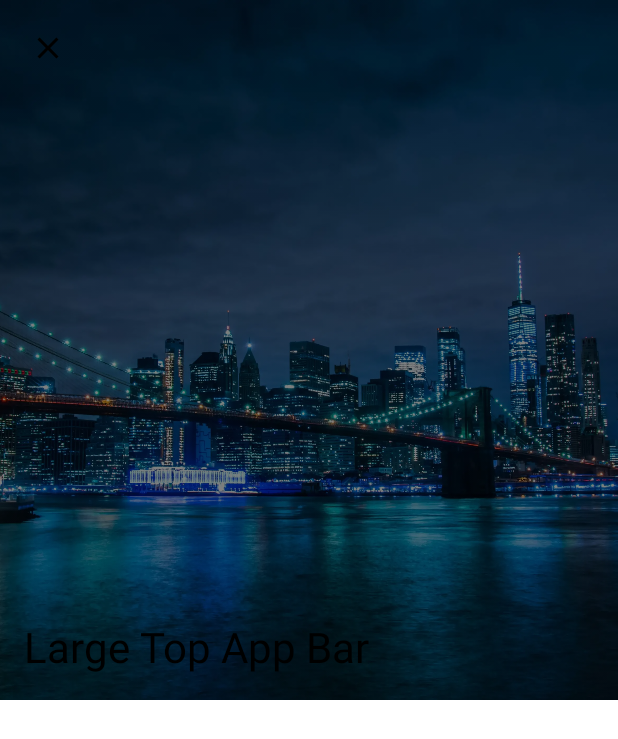
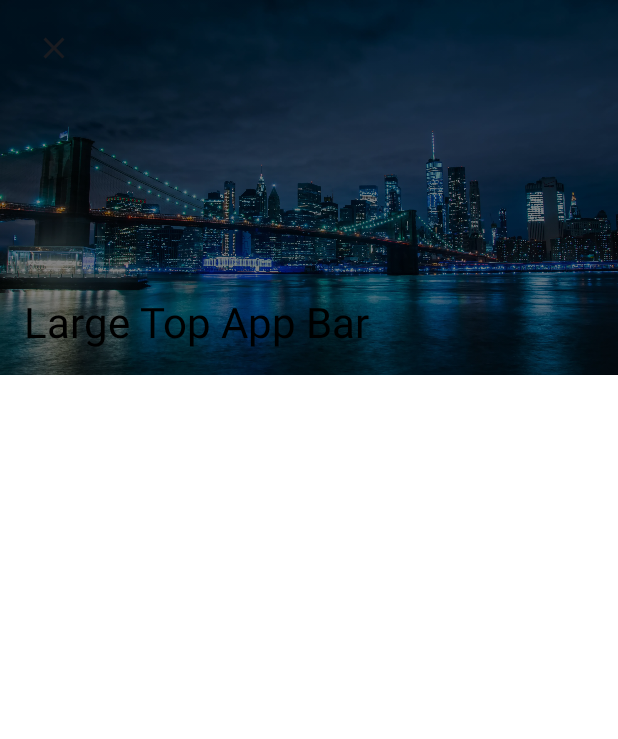
Before and after one commit to olivierperez/JetpackComposePlayground, an Android app built with Jetpack Compose: the @Preview function CustomTopTabBarPreview, on a phone screen of 412 x 824 dp. Shown: the top 739 px of the screen. Run offline under Robolectric (Android 15) with nearby library versions, the phone set to English and light mode, and no system bars.

Commit message:
Make collapsed bar customizable + Avoid recomposition

```diff
--- a/app/src/main/java/fr/o80/testcompose/screen/customtabbar/CustomTopAppBar.kt
+++ b/app/src/main/java/fr/o80/testcompose/screen/customtabbar/CustomTopAppBar.kt
@@ -2,30 +2,32 @@ package fr.o80.testcompose.screen.customtabbar
 
 import androidx.compose.foundation.Image
 import androidx.compose.foundation.layout.Box
-import androidx.compose.foundation.layout.Row
 import androidx.compose.foundation.layout.fillMaxWidth
-import androidx.compose.foundation.layout.height
 import androidx.compose.foundation.layout.padding
 import androidx.compose.material3.ExperimentalMaterial3Api
 import androidx.compose.material3.MaterialTheme
 import androidx.compose.material3.Text
+import androidx.compose.material3.TopAppBar
+import androidx.compose.material3.TopAppBarDefaults
 import androidx.compose.material3.TopAppBarScrollBehavior
 import androidx.compose.runtime.Composable
 import androidx.compose.runtime.LaunchedEffect
+import androidx.compose.runtime.derivedStateOf
 import androidx.compose.runtime.getValue
 import androidx.compose.runtime.mutableStateOf
 import androidx.compose.runtime.remember
 import androidx.compose.runtime.setValue
 import androidx.compose.ui.Alignment
 import androidx.compose.ui.Modifier
-import androidx.compose.ui.draw.alpha
 import androidx.compose.ui.graphics.Color
 import androidx.compose.ui.graphics.ColorFilter
+import androidx.compose.ui.graphics.graphicsLayer
 import androidx.compose.ui.layout.ContentScale
 import androidx.compose.ui.layout.onGloballyPositioned
 import androidx.compose.ui.platform.LocalDensity
 import androidx.compose.ui.res.painterResource
 import androidx.compose.ui.tooling.preview.Preview
+import androidx.compose.ui.unit.Dp
 import androidx.compose.ui.unit.dp
 import fr.o80.testcompose.R
 import fr.o80.testcompose.ui.theme.TestComposeCanvasTheme
@@ -35,82 +37,67 @@ import fr.o80.testcompose.ui.theme.component.CloseIcon
 @Composable
 fun CustomTopTabBar(
     modifier: Modifier,
-    maxHeight: Float = 700f,
+    maxHeight: Dp = 250.dp,
+    collapsedContent: @Composable (modifier: Modifier) -> Unit,
     onClose: () -> Unit,
     scrollBehavior: TopAppBarScrollBehavior? = null
 ) {
     val localDensity = LocalDensity.current
     var smallHeight by remember { mutableStateOf(0f) }
+    val maxHeightPx = with(localDensity) { maxHeight.toPx() }
 
     LaunchedEffect(smallHeight) {
-        if (scrollBehavior?.state?.heightOffsetLimit != smallHeight - maxHeight) {
-            scrollBehavior?.state?.heightOffsetLimit = smallHeight - maxHeight
+        if (scrollBehavior?.state?.heightOffsetLimit != smallHeight - maxHeightPx) {
+            scrollBehavior?.state?.heightOffsetLimit = smallHeight - maxHeightPx
         }
     }
 
-    val colorTransitionFraction = scrollBehavior?.state?.collapsedFraction ?: 0f
-    val smallBarAlpha = colorTransitionFraction
-    val largeBarAlpha = 1f - smallBarAlpha
+    val colorTransitionFraction by remember {
+        derivedStateOf { scrollBehavior?.state?.collapsedFraction ?: 0f }
+    }
+    val smallBarAlpha by remember { derivedStateOf { colorTransitionFraction } }
+    val largeBarAlpha by remember { derivedStateOf { 1f - smallBarAlpha } }
 
-    val largeHeightPx = maxHeight + (scrollBehavior?.state?.heightOffset ?: 0f)
+    val largeHeightPx by remember {
+        derivedStateOf {
+            maxHeightPx + (scrollBehavior?.state?.heightOffset ?: 0f)
+        }
+    }
 
     Box(modifier) {
         LargeCustomTopAppBar(
             modifier = Modifier
                 .fillMaxWidth(),
-            barAlpha = largeBarAlpha,
-            heightPx = largeHeightPx,
+            barAlpha = { largeBarAlpha },
+            heightPx = { largeHeightPx },
             onClose = onClose
         )
-        SmallCustomTopAppBar(
-            modifier = Modifier
-                .fillMaxWidth()
+        collapsedContent(
+            Modifier
+                .graphicsLayer { this.alpha = smallBarAlpha }
                 .onGloballyPositioned {
                     smallHeight = with(localDensity) {
                         it.size.height
                             .toDp()
                             .toPx()
                     }
-                },
-            barAlpha = smallBarAlpha,
-            onClose = onClose
+                }
         )
     }
 }
 
-@Composable
-private fun SmallCustomTopAppBar(
-    modifier: Modifier,
-    barAlpha: Float,
-    onClose: () -> Unit
-) {
-    Row(
-        modifier = modifier.alpha(barAlpha),
-        verticalAlignment = Alignment.CenterVertically
-    ) {
-        CloseIcon(onClose)
-        Text(
-            text = "Small Top App Bar",
-            style = MaterialTheme.typography.headlineMedium
-        )
-    }
-}
-
+@OptIn(ExperimentalMaterial3Api::class)
 @Composable
 fun LargeCustomTopAppBar(
     modifier: Modifier,
-    barAlpha: Float,
-    heightPx: Float,
+    barAlpha: () -> Float,
+    heightPx: () -> Float,
     onClose: () -> Unit
 ) {
-    val height = with(LocalDensity.current) {
-        heightPx.toDp()
-    }
-
     Box(
         modifier = modifier
-            .alpha(barAlpha)
-            .height(height)
+            .graphicsLayer { this.alpha = barAlpha() }
+            .maxHeight(heightPx)
     ) {
         Image(
             painter = painterResource(R.drawable.background),
@@ -118,9 +105,13 @@ fun LargeCustomTopAppBar(
             colorFilter = ColorFilter.lighting(Color(0xFF808080), Color.Black),
             contentScale = ContentScale.Crop
         )
-        CloseIcon(
-            modifier = Modifier.align(Alignment.TopStart),
-            onClick = onClose
+        TopAppBar(
+            modifier = Modifier.fillMaxWidth(),
+            title = {},
+            navigationIcon = { CloseIcon(onClick = onClose) },
+            colors = TopAppBarDefaults.smallTopAppBarColors(
+                containerColor = Color.Transparent
+            )
         )
         Text(
             modifier = Modifier
@@ -139,19 +130,8 @@ fun CustomTopTabBarPreview() {
     TestComposeCanvasTheme {
         CustomTopTabBar(
             modifier = Modifier.fillMaxWidth(),
+            collapsedContent = { modifier -> Text("Collapsed", modifier) },
             onClose = {}
-        )
-    }
-}
-
-@Preview
-@Composable
-fun SmallCustomTopTabBarPreview() {
-    TestComposeCanvasTheme {
-        SmallCustomTopAppBar(
-            modifier = Modifier.fillMaxWidth(),
-            onClose = {},
-            barAlpha = 1f
         )
     }
 }
@@ -162,8 +142,8 @@ fun LargeCustomTopTabBarPreview() {
     TestComposeCanvasTheme {
         LargeCustomTopAppBar(
             modifier = Modifier.fillMaxWidth(),
-            barAlpha = 1f,
-            heightPx = 700f,
+            barAlpha = { 1f },
+            heightPx = { 700f },
             onClose = {}
         )
     }
--- a/app/src/main/java/fr/o80/testcompose/screen/customtabbar/CustomTopAppBarScreen.kt
+++ b/app/src/main/java/fr/o80/testcompose/screen/customtabbar/CustomTopAppBarScreen.kt
@@ -8,6 +8,7 @@ import androidx.compose.foundation.lazy.items
 import androidx.compose.material3.ExperimentalMaterial3Api
 import androidx.compose.material3.Scaffold
 import androidx.compose.material3.Text
+import androidx.compose.material3.TopAppBar
 import androidx.compose.material3.TopAppBarDefaults
 import androidx.compose.runtime.Composable
 import androidx.compose.runtime.getValue
@@ -16,6 +17,7 @@ import androidx.compose.runtime.remember
 import androidx.compose.ui.Modifier
 import androidx.compose.ui.input.nestedscroll.nestedScroll
 import androidx.compose.ui.unit.dp
+import fr.o80.testcompose.ui.theme.component.CloseIcon
 
 @OptIn(ExperimentalMaterial3Api::class)
 @Composable
@@ -32,7 +34,14 @@ fun CustomTopAppBarScreen(
             CustomTopTabBar(
                 modifier = Modifier.fillMaxWidth(),
                 onClose = onClose,
-                scrollBehavior = scrollBehavior
+                scrollBehavior = scrollBehavior,
+                collapsedContent = { modifier ->
+                    TopAppBar(
+                        modifier = modifier,
+                        title = { Text("Small Top App Bar") },
+                        navigationIcon = { CloseIcon(onClick = onClose) }
+                    )
+                }
             )
         }
     ) { paddingValues ->
--- /dev/null
+++ b/app/src/main/java/fr/o80/testcompose/screen/customtabbar/MaxHeightModifier.kt
@@ -0,0 +1,32 @@
+package fr.o80.testcompose.screen.customtabbar
+
+import androidx.compose.runtime.Stable
+import androidx.compose.ui.Modifier
+import androidx.compose.ui.layout.LayoutModifier
+import androidx.compose.ui.layout.Measurable
+import androidx.compose.ui.layout.MeasureResult
+import androidx.compose.ui.layout.MeasureScope
+import androidx.compose.ui.unit.Constraints
+import java.lang.Integer.min
+
+class MaxHeightModifier(
+    private val heightPx: () -> Float
+) : LayoutModifier {
+    override fun MeasureScope.measure(
+        measurable: Measurable,
+        constraints: Constraints
+    ): MeasureResult {
+        val maxHeight = heightPx().toInt()
+        val minHeight = min(constraints.minHeight, maxHeight)
+        val newConstraints = constraints.copy(minHeight = minHeight, maxHeight = maxHeight)
+        val placeable = measurable.measure(newConstraints)
+        return layout(placeable.width, placeable.height) {
+            placeable.placeRelative(0, 0)
+        }
+    }
+}
+
+@Stable
+fun Modifier.maxHeight(heightPx: () -> Float) = this.then(
+    MaxHeightModifier(heightPx)
+)
```
